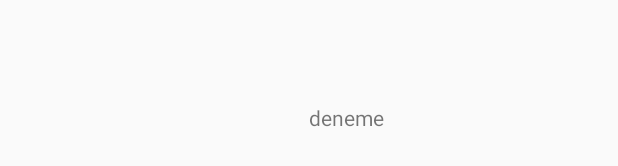
After one commit to oguzhankrky/DataWareHouseProject, an Android app: the layout activity_selection_screen.xml on its own in the app's theme, with its tools: preview values and no code run, on a phone screen of 412 x 824 dp. The commit adds this screen. Shown: the part 468-634 px from the top of the screen. Run offline under Robolectric (Android 15) with nearby library versions, the phone set to English and light mode, and no system bars.

Commit message:
ilk sayfa ve sayfa geçişleri ayarlandı

```diff
--- a/app/build.gradle
+++ b/app/build.gradle
@@ -29,6 +29,9 @@ android {
     kotlinOptions {
         jvmTarget = '1.8'
     }
+    viewBinding{
+        enabled=true
+    }
 }
 
 dependencies {
--- /dev/null
+++ b/app/src/main/res/layout/activity_selection_screen.xml
@@ -0,0 +1,22 @@
+<?xml version="1.0" encoding="utf-8"?>
+<androidx.constraintlayout.widget.ConstraintLayout xmlns:android="http://schemas.android.com/apk/res/android"
+    xmlns:app="http://schemas.android.com/apk/res-auto"
+    xmlns:tools="http://schemas.android.com/tools"
+    android:layout_width="match_parent"
+    android:layout_height="match_parent"
+    tools:context=".SelectionScreenActivity">
+
+    <TextView
+        android:id="@+id/textView2"
+        android:layout_width="wrap_content"
+        android:layout_height="wrap_content"
+        android:layout_marginStart="201dp"
+        android:layout_marginTop="334dp"
+        android:layout_marginEnd="152dp"
+        android:layout_marginBottom="378dp"
+        android:text="deneme"
+        app:layout_constraintBottom_toBottomOf="parent"
+        app:layout_constraintEnd_toEndOf="parent"
+        app:layout_constraintStart_toStartOf="parent"
+        app:layout_constraintTop_toTopOf="parent" />
+</androidx.constraintlayout.widget.ConstraintLayout>
--- a/app/src/main/res/values/strings.xml
+++ b/app/src/main/res/values/strings.xml
@@ -1,3 +1,5 @@
 <resources>
     <string name="app_name">DataWareHouseProject</string>
+    <string name="tahmin_yap">Tahmin Yap</string>
+    <string name="startNote">Hadi tahmin yaptır ve notunu gör</string>
 </resources>
--- a/app/src/main/res/values/themes.xml
+++ b/app/src/main/res/values/themes.xml
@@ -1,6 +1,6 @@
 <resources xmlns:tools="http://schemas.android.com/tools">
     <!-- Base application theme. -->
-    <style name="Theme.DataWareHouseProject" parent="Theme.MaterialComponents.Light.NoActionBar">
+    <style name="Theme.DataWareHouseProject" parent="Theme.Design.Light.NoActionBar">
         <!-- Primary brand color. -->
         <item name="colorPrimary">@color/white</item>
         <item name="colorPrimaryVariant">@color/white</item>
@@ -11,6 +11,7 @@
         <item name="colorOnSecondary">@color/white</item>
         <!-- Status bar color. -->
         <item name="android:statusBarColor" tools:targetApi="l">?attr/colorPrimaryVariant</item>
+        <item name="android:windowActivityTransitions">true</item>
         <!-- Customize your theme here. -->
     </style>
 </resources>
```
Also changed, not shown: app/src/main/AndroidManifest.xml (+6 -2 lines), app/src/main/java/com/example/datawarehouseproject/MainActivity.kt (+21 -1 lines), app/src/main/java/com/example/datawarehouseproject/SelectionScreenActivity.kt (added, +11 -0 lines), app/src/main/res/anim/anim_in.xml (added, +8 -0 lines), app/src/main/res/anim/anim_out.xml (added, +8 -0 lines), app/src/main/res/drawable/btn_background1.xml (added, +17 -0 lines), app/src/main/res/layout/activity_main.xml (+24 -9 lines).
